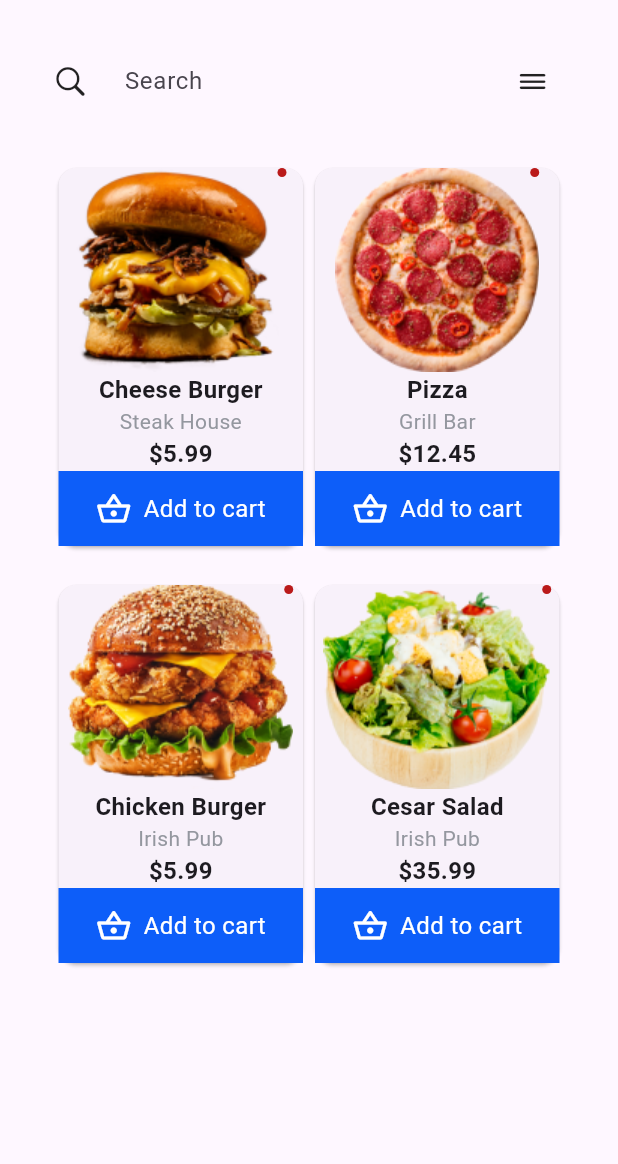
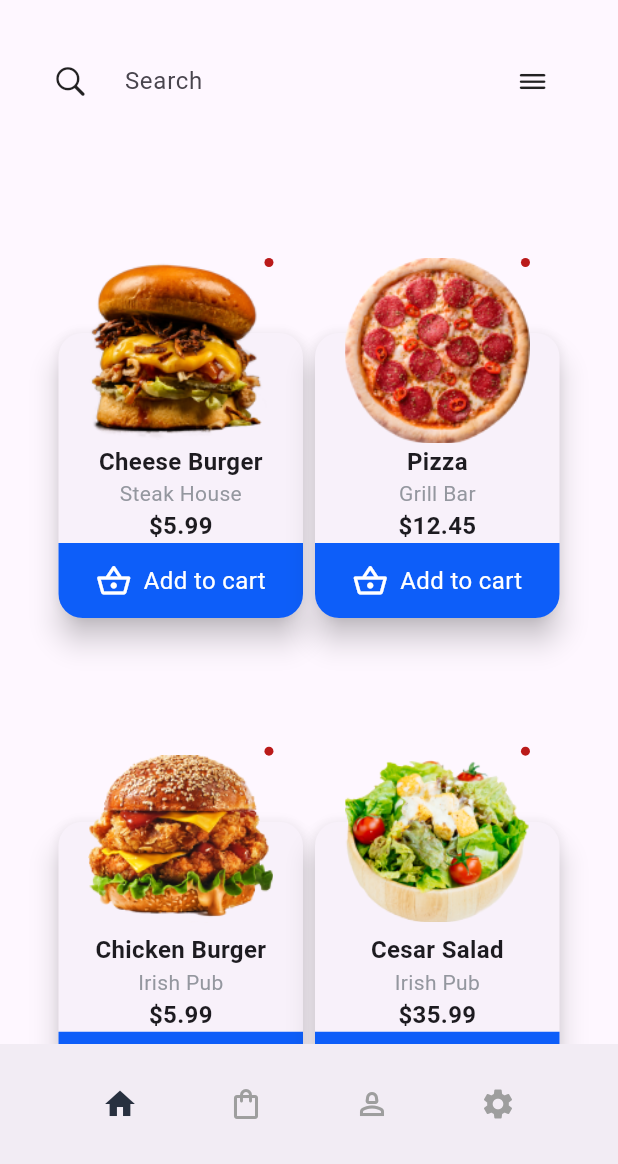
Before and after one commit to SimantoTareq/Food-App, a Flutter app: the screen it shows after launch, on a phone screen of 412 x 824 dp, the part 72-1236 px from its top. Run offline on Flutter 3.47's test engine with Material 3 defaults, Android fonts, the phone set to English and light mode, and no system bars; our stand-ins replace flutter_svg, google_fonts, sizer.

```diff
--- a/lib/item_food_card.dart
+++ b/lib/item_food_card.dart
@@ -28,97 +28,207 @@ class _ItemFoodCardState extends State<ItemFoodCard> {
   @override
   Widget build(BuildContext context) {
     return Expanded(
+      child: SizedBox(
+        height: MediaQuery.of(context).size.height *.24,
         child: Card(
+          shape: RoundedRectangleBorder(
+              borderRadius: BorderRadius.circular(16.0)
+
+          ),
+          elevation: 8,
           child: InkWell(
-          onTap: (){
-            if(widget.onClickAction!=null) {
+            onTap: () {
+              if (widget.onClickAction != null) {
                 widget.onClickAction!();
               }
             },
+            child: Stack(
+              clipBehavior: Clip.none, // Allows the image to overflow the parent
+              children: [
+                Padding(
+                  padding: const EdgeInsets.only(top: 24),
                   child: Column(
                     children: [
-              Badge(
-                child: Image.asset(
-                  // width: MediaQuery.of(context).size.width * .3,
-                  // height: MediaQuery.of(context).size.height * .3,
-                  widget.asset ?? 'Image not found',
+
+                      const SizedBox(height: 50),
+
+                      // Label and other content of the card
+                      Center(
+                        child: Text(
+                          widget.label ?? "",
+                          style: const TextStyle(
+                            fontSize: 16,
+                            fontWeight: FontWeight.bold,
 
                           ),
-
                         ),
-              // const SizedBox(
-              //   height: 4,
-              // ),
-
+                      ),
                       Center(
-                child: Text(widget.label ?? "",
+                        child: Text(
+                          widget.subTitle ?? "",
+                          style: const TextStyle(
+                            color: Color(0xFF94979F),
+                          ),
+                        ),
+                      ),
+                      Center(
+                        child: Text(
+                          widget.price ?? "",
                           style: const TextStyle(
                             fontSize: 16,
-                    fontWeight: FontWeight.bold
-
-                  ),
-                  //overflow: TextOverflow.ellipsis,
+                            fontWeight: FontWeight.bold,
                           ),
                         ),
-
-              Center(
-                child: Text(widget.subTitle ?? "",
-                  style: TextStyle(
-                    color: Color(0xFF94979F)
                       ),
-                  //overflow: TextOverflow.ellipsis,
+                      Container(
+                        height: 50,
+                        decoration: const BoxDecoration(
+                          color: Color(0xFF0D5EF9),
+                          borderRadius: BorderRadius.only(
+                            bottomLeft: Radius.circular(16.0),
+                            bottomRight: Radius.circular(16.0),
                           ),
                         ),
-
-              Center(
-                child: Text(widget.price ?? "",
-                  style: const TextStyle(
-                      fontSize: 16,
-                      fontWeight: FontWeight.bold
-
-                  ),
-                  //overflow: TextOverflow.ellipsis,
-                ),
-              ),
-
-              Container(
-                color: Color(0xFF0D5EF9),
-                height: 50,
-                // decoration: BoxDecoration(
-                //   borderRadius:
-                //
-                // ),
                         child: Row(
                           mainAxisAlignment: MainAxisAlignment.center,
                           children: [
-                    Icon(Icons.shopping_basket_outlined,
+                            const Icon(
+                              Icons.shopping_basket_outlined,
                               color: Colors.white,
                             ),
-                    SizedBox(width: 8,),
-                    Text(widget.addToCartLabel ?? "",
-                    style: TextStyle(
+                            const SizedBox(width: 8),
+                            Text(
+                              widget.addToCartLabel ?? "",
+                              style: const TextStyle(
                                 color: Colors.white,
-                      fontSize: 16
-
-                    ),
-                    )
-                  ],
-
-
-                ),
-              )
-
-
-
-
-            ],
-
-
+                                fontSize: 16,
                               ),
                             ),
+                          ],
+                        ),
+                      ),
+                    ],
+                  ),
+                ),
+                // Positioned image slightly above the parent widget
+                Positioned(
+                  top: -50, // Move the image upwards by 100 pixels
+                  left: 0,
+                  right: 0,
+                  child: Center(
+                    child: Badge(
+                      child: Image.asset(
+                        widget.asset ?? 'Image not found',
 
-
+                        width: MediaQuery.of(context).size.width * .3 , // You can adjust the image size if necessary
+                        height: MediaQuery.of(context).size.width*.3  ,
+                      ),
+                    ),
+                  ),
+                ),
+              ],
+            ),
+          ),
+        ),
       ),
     );
   }
+
+
+// Widget build(BuildContext context) {
+//   return Expanded(
+//     child: Card(
+//       child: InkWell(
+//         onTap: (){
+//           if(widget.onClickAction!=null) {
+//             widget.onClickAction!();
+//           }
+//         },
+//         child: Column(
+//           children: [
+//             Badge(
+//               child: Image.asset(
+//                 // width: MediaQuery.of(context).size.width * .3,
+//                 // height: MediaQuery.of(context).size.height * .3,
+//                 widget.asset ?? 'Image not found',
+//
+//               ),
+//
+//             ),
+//             // const SizedBox(
+//             //   height: 4,
+//             // ),
+//
+//             Center(
+//               child: Text(widget.label ?? "",
+//                 style: const TextStyle(
+//                     fontSize: 16,
+//                     fontWeight: FontWeight.bold
+//
+//                 ),
+//                 //overflow: TextOverflow.ellipsis,
+//               ),
+//             ),
+//
+//             Center(
+//               child: Text(widget.subTitle ?? "",
+//                 style: TextStyle(
+//                     color: Color(0xFF94979F)
+//                 ),
+//                 //overflow: TextOverflow.ellipsis,
+//               ),
+//             ),
+//
+//             Center(
+//               child: Text(widget.price ?? "",
+//                 style: const TextStyle(
+//                     fontSize: 16,
+//                     fontWeight: FontWeight.bold
+//
+//                 ),
+//                 //overflow: TextOverflow.ellipsis,
+//               ),
+//             ),
+//
+//             Container(
+//               color: Color(0xFF0D5EF9),
+//               height: 50,
+//               // decoration: BoxDecoration(
+//               //   borderRadius:
+//               //
+//               // ),
+//               child: Row(
+//                 mainAxisAlignment: MainAxisAlignment.center,
+//                 children: [
+//                   Icon(Icons.shopping_basket_outlined,
+//                     color: Colors.white,
+//                   ),
+//                   SizedBox(width: 8,),
+//                   Text(widget.addToCartLabel ?? "",
+//                     style: TextStyle(
+//                         color: Colors.white,
+//                         fontSize: 16
+//
+//                     ),
+//                   )
+//                 ],
+//
+//
+//               ),
+//             )
+//
+//
+//
+//
+//           ],
+//
+//
+//         ),
+//       ),
+//
+//
+//     ),
+//   );
+// }
+
 }
--- a/lib/popular_menu.dart
+++ b/lib/popular_menu.dart
@@ -3,6 +3,7 @@ import 'package:flutter/material.dart';
 import 'package:food_app/category.dart';
 import 'package:food_app/item_food_card.dart';
 
+import 'bottom_nav.dart';
 import 'widgets.dart';
 
 class PopularMenuHomepage extends StatefulWidget {
@@ -15,6 +16,28 @@ class PopularMenuHomepage extends StatefulWidget {
 class _PopularMenuHomepageState extends State<PopularMenuHomepage> {
 
   // final textController = TextEditingController();
+  int _currentIndex = 0;
+
+  void _onNavItemTapped(int index) {
+    setState(() {
+      _currentIndex = index;
+    });
+
+    switch (index) {
+      case 0:
+
+        break;
+      case 1:
+
+        break;
+      case 2:
+
+        break;
+      case 3:
+
+        break;
+    }
+  }
 
   @override
   Widget build(BuildContext context) {
@@ -36,8 +59,13 @@ class _PopularMenuHomepageState extends State<PopularMenuHomepage> {
               padding: const EdgeInsets.fromLTRB(35.0,10,45.0,8),
               child: CustomSearch(),
             ),
+            Expanded(
+              child: SingleChildScrollView(
+                child: Column(
+
+                  children: [SizedBox(height: 40,),
                     Padding(
-              padding: const EdgeInsets.fromLTRB(35.0,10,35.0,8),
+                      padding: const EdgeInsets.fromLTRB(35.0,80,35.0,8),
                       child: Row(
                         children: [
                           ItemFoodCard(
@@ -71,8 +99,10 @@ class _PopularMenuHomepageState extends State<PopularMenuHomepage> {
 
                       ),
                     ),
+
+                    SizedBox(height: 40,),
                     Padding(
-              padding: const EdgeInsets.fromLTRB(35.0,10,35.0,8),
+                      padding: const EdgeInsets.fromLTRB(35.0,80,35.0,8),
                       child: Row(
                         children: [
                           ItemFoodCard(
@@ -107,13 +137,25 @@ class _PopularMenuHomepageState extends State<PopularMenuHomepage> {
 
                         ],
                       ),
-            )
+                    ),],
+                ),
+              ),
+            ),
+
+
+
+
 
 
 
           ],
 
 
+        ),
+
+        bottomNavigationBar: CustomBottomNavBar(
+          currentIndex: _currentIndex,
+          onTap: _onNavItemTapped,
         ),
 
       ),
```
Lines whose indentation alone changed are shown as unchanged.
